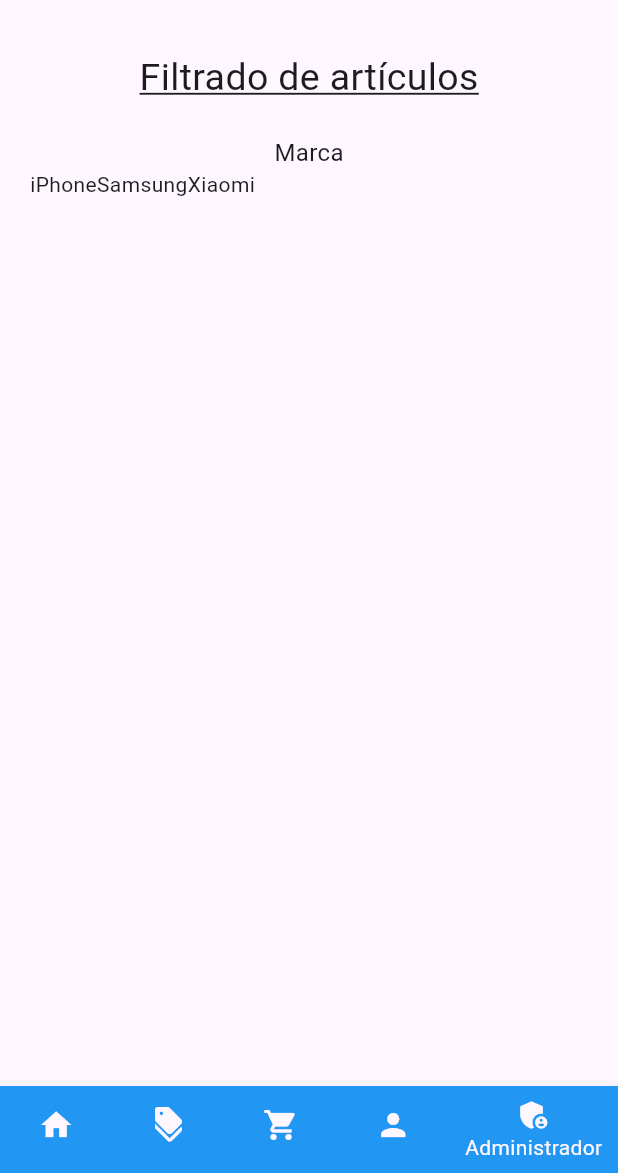
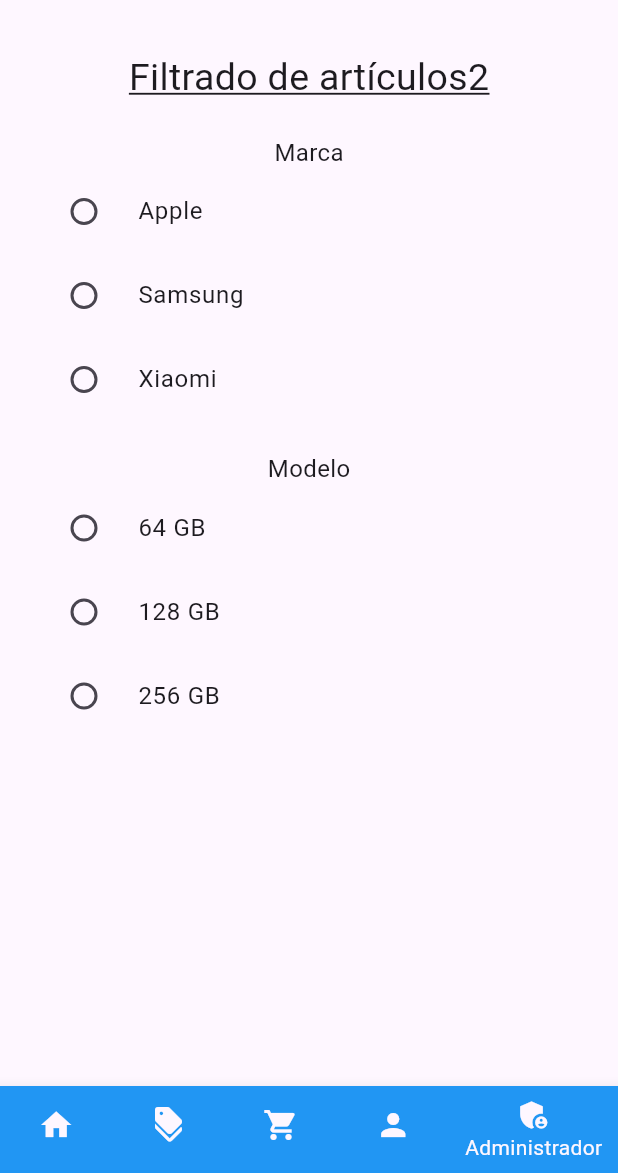
Before and after one commit to Sooleeerr/FlutterTFG, a Flutter app: the Home screen opened directly, item 5 of the bottom bar chosen, on a phone screen of 412 x 824 dp, the part 63-1236 px from its top. Run offline on Flutter 3.47's test engine with Material 3 defaults, Android fonts, the light colour scheme and no system bars; our stand-ins replace shared_preferences; accounts and stored records are empty; network calls fail.

Commit message:
22/11 18:49

```diff
--- a/lib/widgets/filtrado.dart
+++ b/lib/widgets/filtrado.dart
@@ -1,9 +1,23 @@
-import 'dart:html';
-
 import 'package:flutter/material.dart';
 
-class Filtrado extends StatelessWidget {
+/* VARIABLES API
+  var marcaArticulo = req.query.marcaArticulo;
+  var modeloArticulo = req.query.modeloArticulo;
+  var almacenamientoArticulo = req.query.almacenamientoArticulo;
+  var colorArticulo = req.query.colorArticulo;
+  var precioMinimo = parseFloat(req.query.precioMinimo);
+  var precioMaximo = parseFloat(req.query.precioMaximo);*/
+
+class Filtrado extends StatefulWidget {
   const Filtrado({Key? key}) : super(key: key);
+
+  @override
+  State<Filtrado> createState() => _FiltradoState();
+}
+
+class _FiltradoState extends State<Filtrado> {
+  String selectedValueMarca = '';
+  String selectedValueCapacidad = '';
 
   @override
   Widget build(BuildContext context) {
@@ -15,7 +29,7 @@
             Container(
               alignment: Alignment.topCenter,
               child: Text(
-                "Filtrado de artículos",
+                "Filtrado de artículos2",
                 style: TextStyle(
                   fontSize: 25,
                   decoration: TextDecoration.underline,
@@ -27,8 +41,81 @@
               "Marca",
               style: TextStyle(fontSize: 16),
             ),
-            Row(
-              children: [Text("iPhone"), Text("Samsung"), Text("Xiaomi")],
+            Column(
+              //children: [Text("iPhone"), Text("Samsung"), Text("Xiaomi")],
+              children: [
+                RadioListTile<String>(
+                  title: Text('Apple'),
+                  value: 'Apple',
+                  groupValue: selectedValueMarca,
+                  onChanged: (value) {
+                    setState(() {
+                      selectedValueMarca = value!;
+                    });
+                  },
+                ),
+                RadioListTile<String>(
+                  title: Text('Samsung'),
+                  value: 'Samsung',
+                  groupValue: selectedValueMarca,
+                  onChanged: (value) {
+                    setState(() {
+                      selectedValueMarca = value!;
+                    });
+                  },
+                ),
+                RadioListTile<String>(
+                  title: Text('Xiaomi'),
+                  value: 'Xiaomi',
+                  groupValue: selectedValueMarca,
+                  onChanged: (value) {
+                    setState(() {
+                      selectedValueMarca = value!;
+                    });
+                  },
+                ),
+              ],
+            ),
+            SizedBox(height: 20.0),
+            Text(
+              "Modelo",
+              style: TextStyle(fontSize: 16),
+            ),
+            Column(
+              //Capacidad
+              //children: [Text("iPhone"), Text("Samsung"), Text("Xiaomi")],
+              children: [
+                RadioListTile<String>(
+                  title: Text('64 GB'),
+                  value: '64GB',
+                  groupValue: selectedValueCapacidad,
+                  onChanged: (value) {
+                    setState(() {
+                      selectedValueCapacidad = value!;
+                    });
+                  },
+                ),
+                RadioListTile<String>(
+                  title: Text('128 GB'),
+                  value: '128GB',
+                  groupValue: selectedValueCapacidad,
+                  onChanged: (value) {
+                    setState(() {
+                      selectedValueCapacidad = value!;
+                    });
+                  },
+                ),
+                RadioListTile<String>(
+                  title: Text('256 GB'),
+                  value: '256GB',
+                  groupValue: selectedValueCapacidad,
+                  onChanged: (value) {
+                    setState(() {
+                      selectedValueCapacidad = value!;
+                    });
+                  },
+                ),
+              ],
             )
           ],
         ),
```
